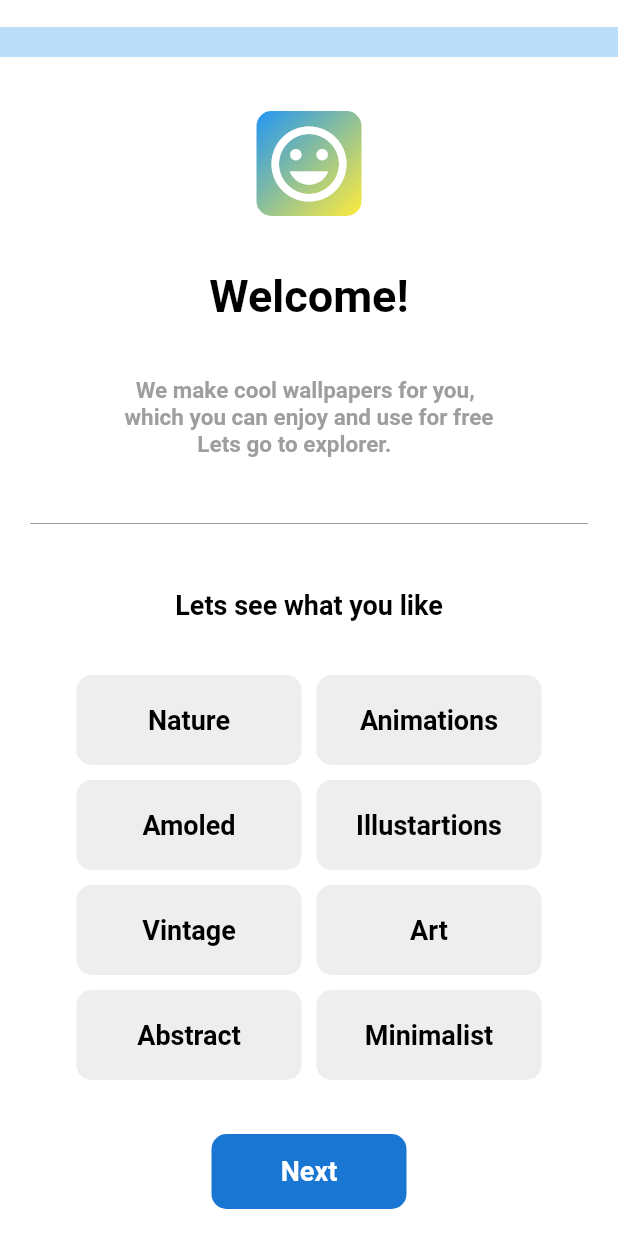
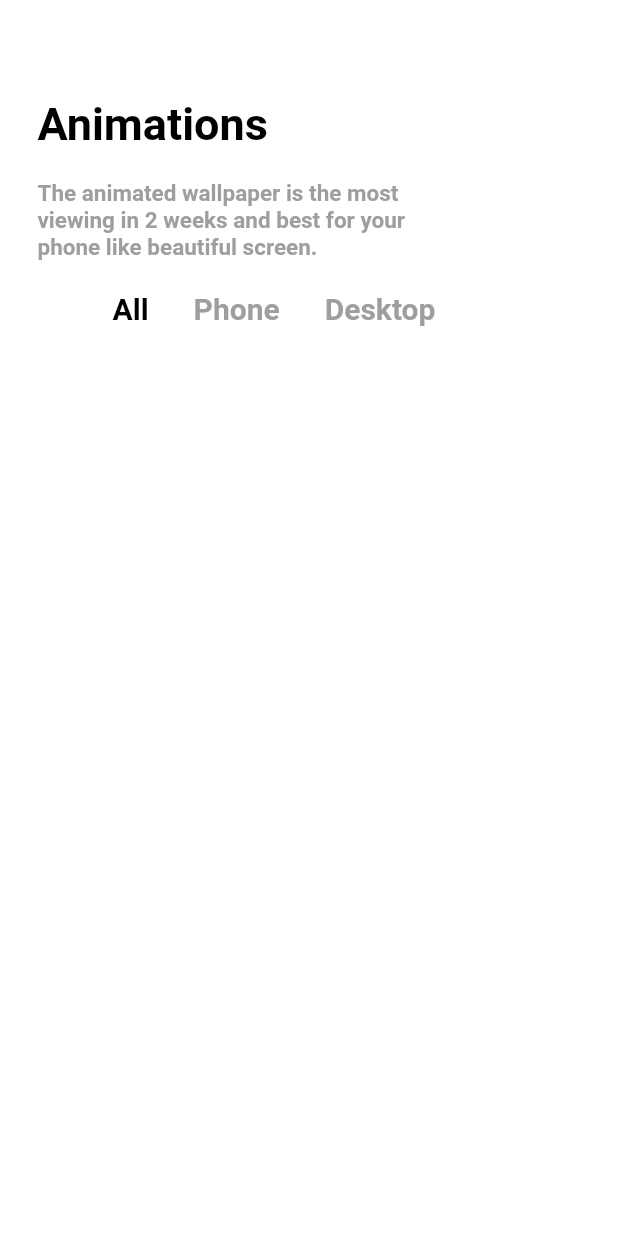
Before and after one commit to SwarnimKhire/wallpaper, a Flutter app: the screen it shows after launch, on a phone screen of 412 x 824 dp. Run offline on Flutter 3.47's test engine with Material 2 defaults, Android fonts, the phone set to English and light mode, and no system bars.

Commit message:
animation screen first push

```diff
--- /dev/null
+++ b/lib/categoryscreens/animation.dart
@@ -0,0 +1,70 @@
+import 'package:flutter/material.dart';
+
+class AnimationScreen extends StatefulWidget {
+  const AnimationScreen({Key? key}) : super(key: key);
+
+  @override
+  State<AnimationScreen> createState() => _AnimationScreenState();
+}
+
+class _AnimationScreenState extends State<AnimationScreen> {
+  @override
+  Widget build(BuildContext context) {
+    return Scaffold(
+      backgroundColor: Colors.white,
+      body: Padding(
+        padding: const EdgeInsets.all(25.0),
+        child: Column(
+          crossAxisAlignment: CrossAxisAlignment.start,
+
+          children: [
+            const SizedBox(
+              height: 40.0,
+            ),
+            const Text(
+              "Animations",
+              style: TextStyle(
+                color: Colors.black,
+                fontWeight: FontWeight.bold,
+                fontSize: 30.0
+              ),
+            ),
+            const SizedBox(height: 20.0,),
+            const Text(
+              "The animated wallpaper is the most \nviewing in 2 weeks and best for your \nphone like beautiful screen.",
+              style: TextStyle(
+                color: Colors.grey,
+                fontWeight: FontWeight.bold,
+                fontSize: 15.0
+              ),
+            ),
+            const SizedBox(height: 20.0,),
+
+            Padding(
+              padding: const EdgeInsets.symmetric(horizontal:50.0),
+              child: Row(
+                children:  const [
+                      Text("All", style: TextStyle(
+                color: Colors.black,
+                fontWeight: FontWeight.bold,
+                fontSize: 20.0
+              ),),
+              SizedBox(width: 30.0,),
+              Text("Phone", style: TextStyle(
+                color: Colors.grey,
+                fontWeight: FontWeight.bold,
+                fontSize: 20.0
+              ),),
+              SizedBox(width: 30.0,),
+              Text("Desktop", style: TextStyle(
+                color: Colors.grey,
+                fontWeight: FontWeight.bold,
+                fontSize: 20.0
+              ),),
+              SizedBox(width: 20.0,), ],),
+            ),],
+        ),
+      ),
+    );
+  }
+}
--- a/lib/indexpage.dart
+++ b/lib/indexpage.dart
@@ -100,7 +100,7 @@ class _IndexpageState extends State<Indexpage> {
                   context,
                   MaterialPageRoute(
                     builder: ((context) {
-                      return SecondScreen();
+                      return const SecondScreen();
                     }),
                   ),
                 );
--- a/lib/main.dart
+++ b/lib/main.dart
@@ -1,9 +1,8 @@
 import 'package:flutter/material.dart';
-import 'package:wallpaperapp/indexpage.dart';
-import 'package:wallpaperapp/listcard2.dart';
+import 'package:wallpaperapp/categoryscreens/animation.dart';
 
-import 'package:wallpaperapp/secondscreen.dart';
-import 'listcard2.dart';
+
+
 
 void main() {
   runApp(const MyApp());
@@ -18,7 +17,7 @@ class MyApp extends StatelessWidget {
 
       initialRoute: '/',
       routes: {
-        '/':(context) => Indexpage(),
+        '/':(context) => const AnimationScreen(),
 
       },
       //home: SecondScreen(),
--- a/lib/secondscreen.dart
+++ b/lib/secondscreen.dart
@@ -1,6 +1,6 @@
 import 'package:flutter/material.dart';
 import 'package:wallpaperapp/indexpage.dart';
-import 'package:wallpaperapp/main.dart';
+
 import 'package:wallpaperapp/scrollcategory.dart';
 
 class SecondScreen extends StatefulWidget {
@@ -163,7 +163,7 @@ class _SecondScreenState extends State<SecondScreen> {
                           context,
                           MaterialPageRoute(
                             builder: (context) {
-                              return Indexpage();
+                              return const Indexpage();
                             },
                           ),
                         );
```
